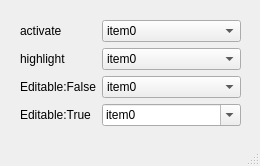
First picture: the form in code_expert/Qt_PyQt_Lab/practice_qt/EX02-12_QComboBox/QComboBox/mainwindow.ui, repository clap-min99/sys_semicon, before the edit.
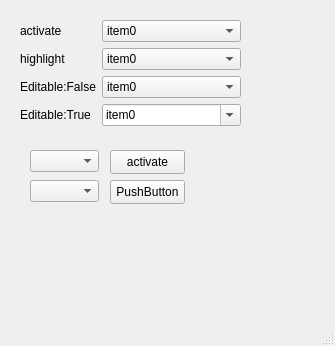
Second picture: the form after the edit.

Patch:
```diff
--- a/code_expert/Qt_PyQt_Lab/practice_qt/EX02-12_QComboBox/QComboBox/mainwindow.ui
+++ b/code_expert/Qt_PyQt_Lab/practice_qt/EX02-12_QComboBox/QComboBox/mainwindow.ui
@@ -6,8 +6,8 @@
    <rect>
     <x>0</x>
     <y>0</y>
-    <width>260</width>
-    <height>166</height>
+    <width>335</width>
+    <height>346</height>
    </rect>
   </property>
   <property name="windowTitle">
@@ -153,6 +153,52 @@
      </item>
     </layout>
    </widget>
+   <widget class="QComboBox" name="comboBox">
+    <property name="geometry">
+     <rect>
+      <x>30</x>
+      <y>150</y>
+      <width>69</width>
+      <height>22</height>
+     </rect>
+    </property>
+   </widget>
+   <widget class="QPushButton" name="btnAct">
+    <property name="geometry">
+     <rect>
+      <x>110</x>
+      <y>150</y>
+      <width>75</width>
+      <height>24</height>
+     </rect>
+    </property>
+    <property name="text">
+     <string>activate</string>
+    </property>
+   </widget>
+   <widget class="QPushButton" name="pushButton_2">
+    <property name="geometry">
+     <rect>
+      <x>110</x>
+      <y>180</y>
+      <width>75</width>
+      <height>24</height>
+     </rect>
+    </property>
+    <property name="text">
+     <string>PushButton</string>
+    </property>
+   </widget>
+   <widget class="QComboBox" name="comboBox_2">
+    <property name="geometry">
+     <rect>
+      <x>30</x>
+      <y>180</y>
+      <width>69</width>
+      <height>22</height>
+     </rect>
+    </property>
+   </widget>
   </widget>
   <widget class="QMenuBar" name="menubar">
    <property name="geometry">
```
Left out of the diff: 9 changed lines with no effect on the pictures.
